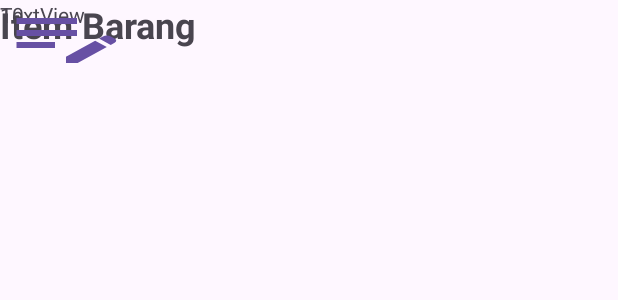
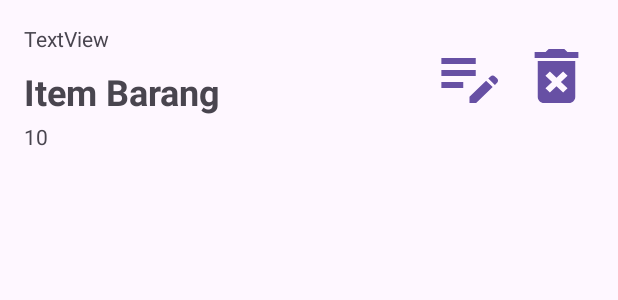
Before and after one commit to OwenC14220326/room, an Android app: the layout item_recycler.xml on its own in the app's theme, with its tools: preview values and no code run, on a phone screen of 412 x 824 dp. Shown: the top 300 px of the screen. Run offline under Robolectric (Android 15) with nearby library versions, the phone set to English and light mode, and no system bars.

```diff
--- a/app/src/main/java/nit2x/paba/room/database/daftarBelanjaDAO.kt
+++ b/app/src/main/java/nit2x/paba/room/database/daftarBelanjaDAO.kt
@@ -19,4 +19,7 @@ interface daftarBelanjaDAO {
 
     @Query("SELECT * FROM daftarBelanja ORDER BY id asc")
     fun selectAll() : MutableList<daftarBelanja>
+
+    @Query("SELECT * FROM daftarBelanja WHERE id=:isi_id")
+    suspend fun getItem(isi_id : Int) : daftarBelanja
 }
--- a/app/src/main/res/layout/item_recycler.xml
+++ b/app/src/main/res/layout/item_recycler.xml
@@ -3,12 +3,14 @@
     xmlns:app="http://schemas.android.com/apk/res-auto"
     xmlns:tools="http://schemas.android.com/tools"
     android:layout_width="match_parent"
-    android:layout_height="match_parent">
+    android:layout_height="wrap_content">
 
     <TextView
-        android:id="@+id/tv"
+        android:id="@+id/tvTanggal"
         android:layout_width="wrap_content"
         android:layout_height="wrap_content"
+        android:layout_marginStart="16dp"
+        android:layout_marginTop="16dp"
         android:text="TextView"
         app:layout_constraintStart_toStartOf="parent"
         app:layout_constraintTop_toTopOf="parent" />
@@ -17,27 +19,41 @@
         android:id="@+id/tvItemBarang"
         android:layout_width="wrap_content"
         android:layout_height="wrap_content"
+        android:layout_marginTop="9dp"
         android:text="Item Barang"
         android:textSize="24sp"
         android:textStyle="bold"
-        tools:layout_editor_absoluteX="78dp"
-        tools:layout_editor_absoluteY="121dp" />
+        app:layout_constraintStart_toStartOf="@+id/tvTanggal"
+        app:layout_constraintTop_toBottomOf="@+id/tvTanggal" />
 
     <TextView
         android:id="@+id/tvJumlah"
         android:layout_width="wrap_content"
         android:layout_height="wrap_content"
+        android:layout_marginTop="4dp"
         android:text="10"
-        tools:layout_editor_absoluteX="35dp"
-        tools:layout_editor_absoluteY="160dp" />
+        app:layout_constraintStart_toStartOf="@+id/tvItemBarang"
+        app:layout_constraintTop_toBottomOf="@+id/tvItemBarang" />
 
     <Button
-        android:id="@+id/tvEdit"
-        android:layout_width="wrap_content"
+        android:id="@+id/btnEdit"
+        android:layout_width="50dp"
         android:layout_height="wrap_content"
+        android:layout_marginEnd="8dp"
         android:background="@drawable/baseline_edit_note_24"
-        tools:layout_editor_absoluteX="78dp"
-        tools:layout_editor_absoluteY="153dp" />
+        app:layout_constraintBottom_toBottomOf="@+id/btnDelete"
+        app:layout_constraintEnd_toStartOf="@+id/btnDelete"
+        app:layout_constraintTop_toTopOf="@+id/btnDelete" />
+
+    <Button
+        android:id="@+id/btnDelete"
+        android:layout_width="50dp"
+        android:layout_height="wrap_content"
+        android:layout_marginEnd="16dp"
+        android:background="@drawable/baseline_delete_forever_24"
+        app:layout_constraintBottom_toBottomOf="parent"
+        app:layout_constraintEnd_toEndOf="parent"
+        app:layout_constraintTop_toTopOf="parent" />
 
 
 </androidx.constraintlayout.widget.ConstraintLayout>
```
Also changed, not shown: app/src/main/java/nit2x/paba/room/MainActivity.kt (+32 -6 lines), app/src/main/java/nit2x/paba/room/TambahDaftar.kt (+41 -0 lines), app/src/main/java/nit2x/paba/room/adapterDaftar.kt (added, +71 -0 lines).
